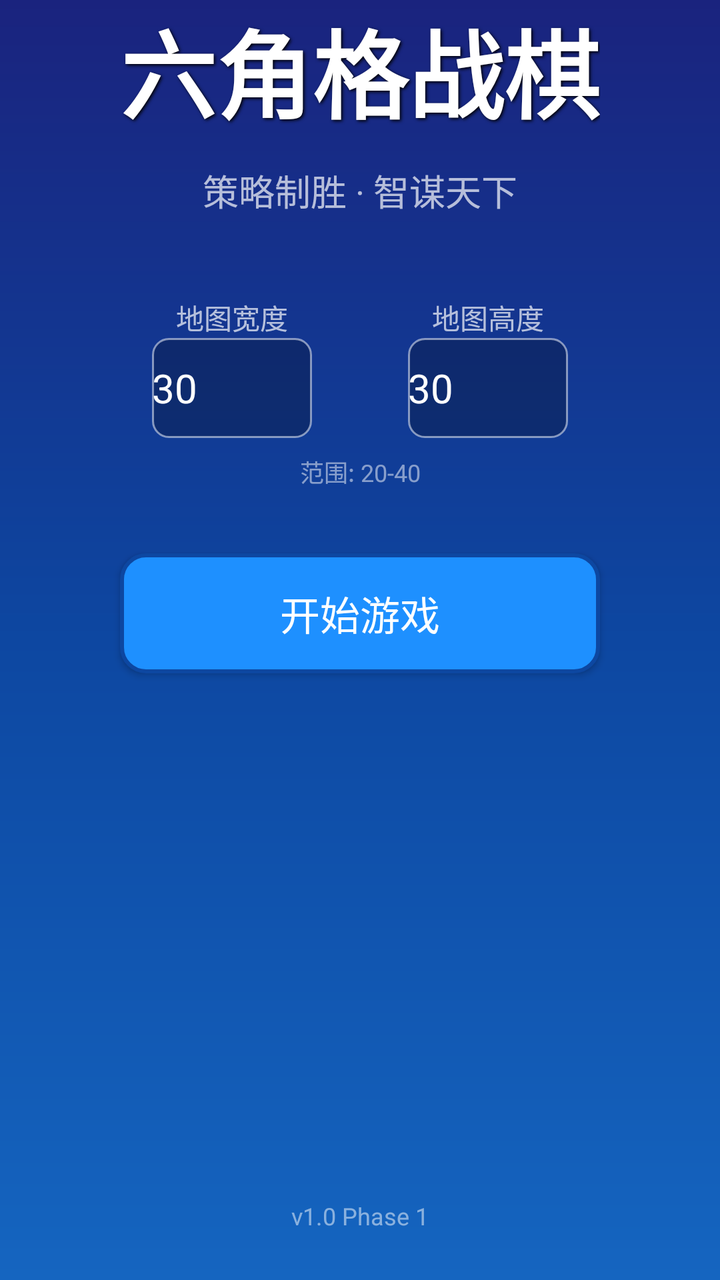
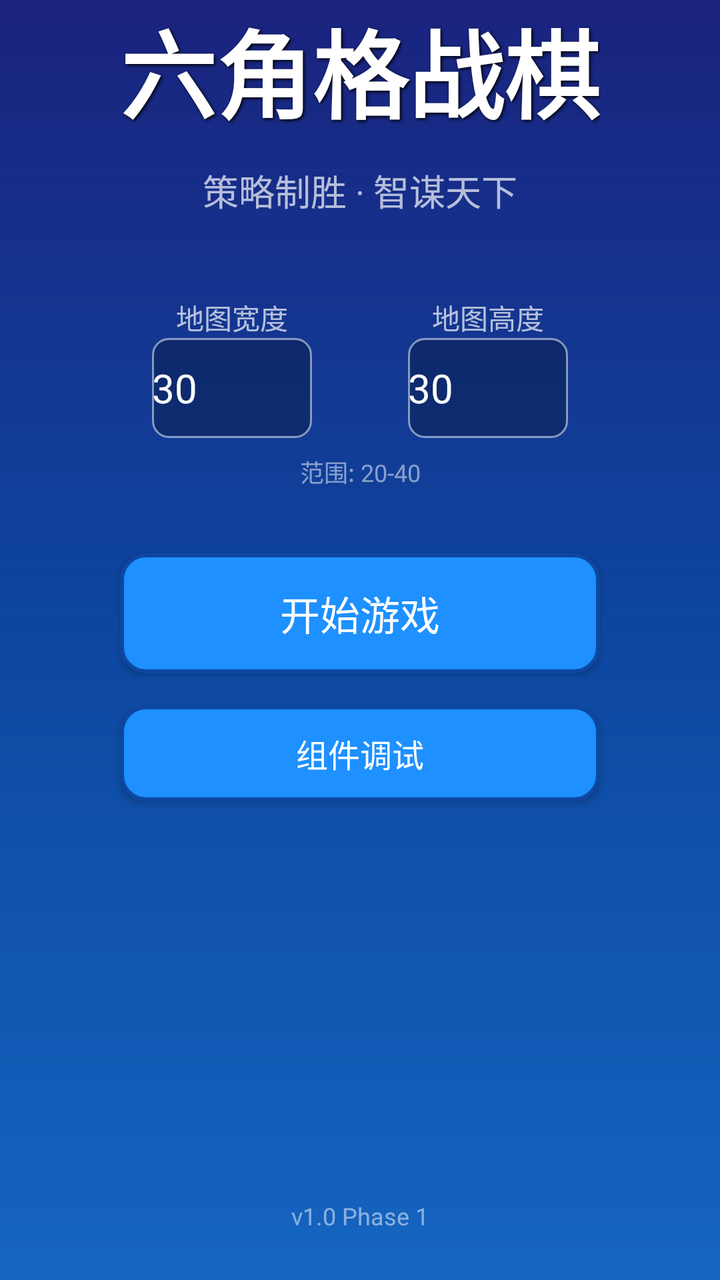

Two renders of the same Android screen: before a commit and after it. Below are the layout's source before the change and the commit's diff.
<!-- AndroidManifest.xml: application theme Theme.MyAndroidApp -->
<!-- res/layout/activity_splash.xml -->
<?xml version="1.0" encoding="utf-8"?>
<androidx.constraintlayout.widget.ConstraintLayout
    xmlns:android="http://schemas.android.com/apk/res/android"
    xmlns:app="http://schemas.android.com/apk/res-auto"
    android:layout_width="match_parent"
    android:layout_height="match_parent"
    android:background="@drawable/splash_background">

    
    <TextView
        android:id="@+id/titleText"
        android:layout_width="wrap_content"
        android:layout_height="wrap_content"
        android:text="@string/game_title"
        android:textSize="48sp"
        android:textColor="#FFFFFF"
        android:textStyle="bold"
        android:shadowColor="#000000"
        android:shadowDx="2"
        android:shadowDy="2"
        android:shadowRadius="4"
        app:layout_constraintTop_toTopOf="parent"
        app:layout_constraintStart_toStartOf="parent"
        app:layout_constraintEnd_toEndOf="parent"
        app:layout_constraintVertical_bias="0.2"/>

    
    <TextView
        android:id="@+id/subtitleText"
        android:layout_width="wrap_content"
        android:layout_height="wrap_content"
        android:text="@string/game_subtitle"
        android:textSize="18sp"
        android:textColor="#B0FFFFFF"
        android:layout_marginTop="12dp"
        app:layout_constraintTop_toBottomOf="@id/titleText"
        app:layout_constraintStart_toStartOf="parent"
        app:layout_constraintEnd_toEndOf="parent"/>

    
    <LinearLayout
        android:id="@+id/settingsContainer"
        android:layout_width="wrap_content"
        android:layout_height="wrap_content"
        android:orientation="horizontal"
        android:gravity="center"
        android:layout_marginTop="40dp"
        app:layout_constraintTop_toBottomOf="@id/subtitleText"
        app:layout_constraintStart_toStartOf="parent"
        app:layout_constraintEnd_toEndOf="parent">

        
        <LinearLayout
            android:layout_width="wrap_content"
            android:layout_height="wrap_content"
            android:orientation="vertical"
            android:gravity="center"
            android:layout_marginEnd="24dp">

            <TextView
                android:layout_width="wrap_content"
                android:layout_height="wrap_content"
                android:text="地图宽度"
                android:textSize="14sp"
                android:textColor="#B0FFFFFF"/>

            <EditText
                android:id="@+id/widthInput"
                android:layout_width="80dp"
                android:layout_height="50dp"
                android:inputType="number"
                android:text="30"
                android:textSize="20sp"
                android:textColor="#FFFFFF"
                android:textAlignment="center"
                android:background="@drawable/input_background"
                android:maxLength="2"/>
        </LinearLayout>

        
        <LinearLayout
            android:layout_width="wrap_content"
            android:layout_height="wrap_content"
            android:orientation="vertical"
            android:gravity="center"
            android:layout_marginStart="24dp">

            <TextView
                android:layout_width="wrap_content"
                android:layout_height="wrap_content"
                android:text="地图高度"
                android:textSize="14sp"
                android:textColor="#B0FFFFFF"/>

            <EditText
                android:id="@+id/heightInput"
                android:layout_width="80dp"
                android:layout_height="50dp"
                android:inputType="number"
                android:text="30"
                android:textSize="20sp"
                android:textColor="#FFFFFF"
                android:textAlignment="center"
                android:background="@drawable/input_background"
                android:maxLength="2"/>
        </LinearLayout>
    </LinearLayout>

    
    <TextView
        android:id="@+id/hintText"
        android:layout_width="wrap_content"
        android:layout_height="wrap_content"
        android:text="范围: 20-40"
        android:textSize="12sp"
        android:textColor="#80FFFFFF"
        android:layout_marginTop="8dp"
        app:layout_constraintTop_toBottomOf="@id/settingsContainer"
        app:layout_constraintStart_toStartOf="parent"
        app:layout_constraintEnd_toEndOf="parent"/>

    
    <Button
        android:id="@+id/startButton"
        android:layout_width="240dp"
        android:layout_height="60dp"
        android:text="@string/start_game"
        android:textSize="20sp"
        android:textColor="#FFFFFF"
        android:background="@drawable/button_background"
        android:layout_marginTop="32dp"
        app:layout_constraintTop_toBottomOf="@id/hintText"
        app:layout_constraintStart_toStartOf="parent"
        app:layout_constraintEnd_toEndOf="parent"/>

    
    <TextView
        android:id="@+id/versionText"
        android:layout_width="wrap_content"
        android:layout_height="wrap_content"
        android:text="@string/version_info"
        android:textSize="12sp"
        android:textColor="#80FFFFFF"
        android:layout_marginBottom="24dp"
        app:layout_constraintBottom_toBottomOf="parent"
        app:layout_constraintStart_toStartOf="parent"
        app:layout_constraintEnd_toEndOf="parent"/>

</androidx.constraintlayout.widget.ConstraintLayout>
<!-- resources referenced by this layout -->
<resources>
  <!-- drawable button_background (drawable) -->
  <?xml version="1.0" encoding="utf-8"?>
  <shape xmlns:android="http://schemas.android.com/apk/res/android"
      android:shape="rectangle">
      <solid android:color="#FF1E90FF"/>
      <corners android:radius="12dp"/>
      <stroke
          android:width="2dp"
          android:color="#FF0D47A1"/>
  </shape>
  <!-- drawable input_background (drawable) -->
  <?xml version="1.0" encoding="utf-8"?>
  <shape xmlns:android="http://schemas.android.com/apk/res/android"
      android:shape="rectangle">
      <solid android:color="#40000000"/>
      <corners android:radius="8dp"/>
      <stroke
          android:width="1dp"
          android:color="#80FFFFFF"/>
  </shape>
  <!-- drawable splash_background (drawable) -->
  <?xml version="1.0" encoding="utf-8"?>
  <shape xmlns:android="http://schemas.android.com/apk/res/android">
      <gradient
          android:type="linear"
          android:startColor="#1A237E"
          android:centerColor="#0D47A1"
          android:endColor="#1565C0"
          android:angle="270"/>
  </shape>
  <string name="game_subtitle">策略制胜 · 智谋天下</string>
  <string name="game_title">六角格战棋</string>
  <string name="start_game">开始游戏</string>
  <string name="version_info">v1.0 Phase 1</string>
  <style name="Theme.MyAndroidApp" parent="Theme.AppCompat.Light.DarkActionBar">
          <item name="colorPrimary">#6200EE</item>
          <item name="colorPrimaryDark">#3700B3</item>
          <item name="colorAccent">#03DAC5</item>
      </style>
</resources>

<!-- the commit's change to res/layout/activity_splash.xml (unified diff, before → after) -->
@@ -134,6 +134,20 @@
         app:layout_constraintEnd_toEndOf="parent"/>
 
     
+    <Button
+        android:id="@+id/debugButton"
+        android:layout_width="240dp"
+        android:layout_height="48dp"
+        android:text="组件调试"
+        android:textSize="16sp"
+        android:textColor="#FFFFFF"
+        android:background="@drawable/button_background"
+        android:layout_marginTop="16dp"
+        app:layout_constraintTop_toBottomOf="@id/startButton"
+        app:layout_constraintStart_toStartOf="parent"
+        app:layout_constraintEnd_toEndOf="parent"/>
+
+    
     <TextView
         android:id="@+id/versionText"
         android:layout_width="wrap_content"
